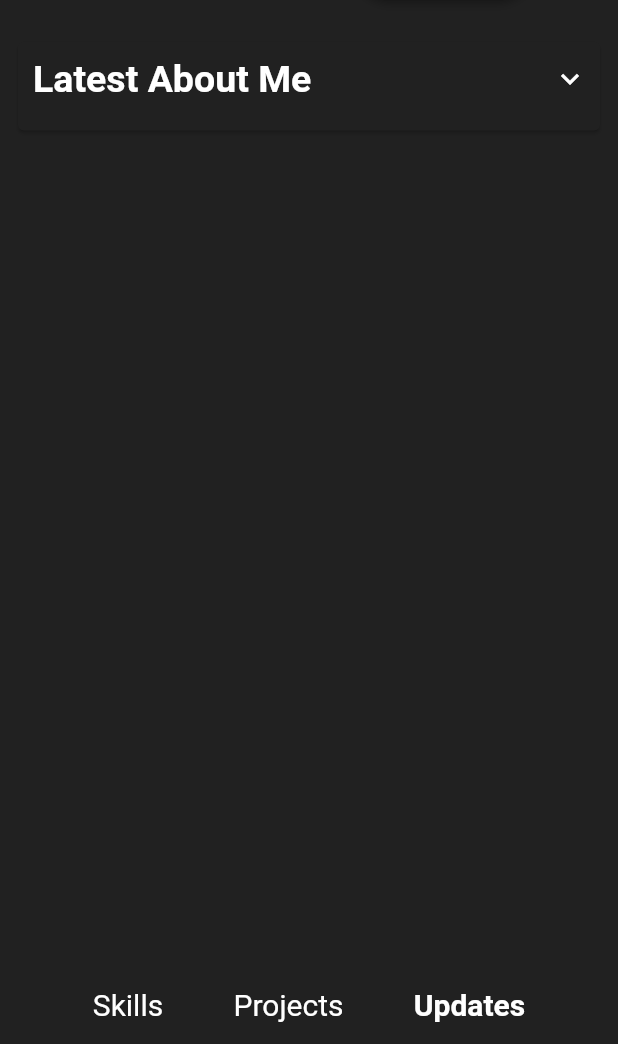
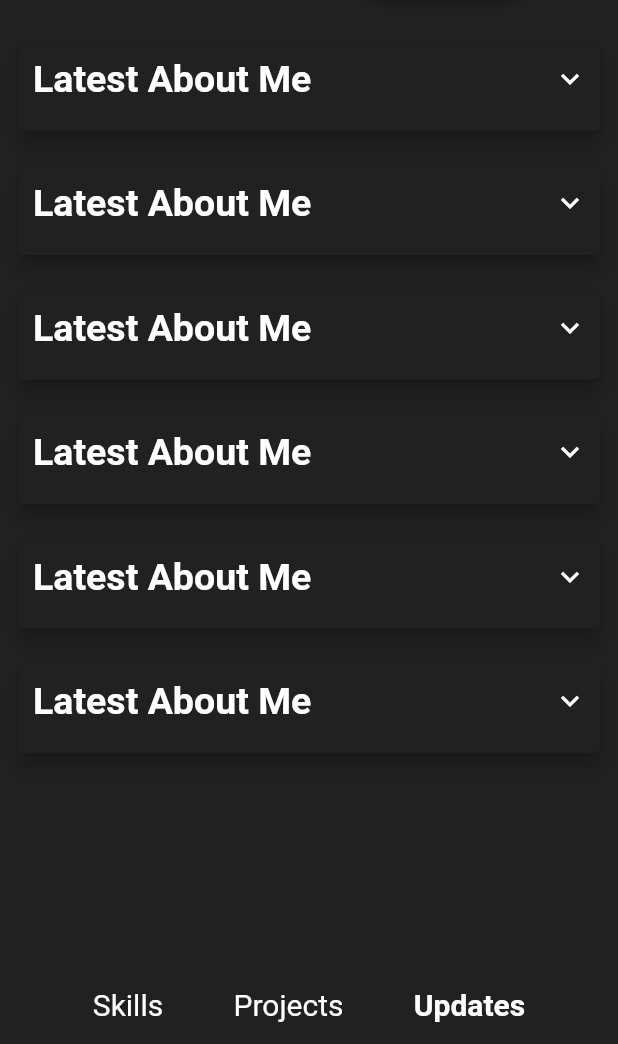
Before and after one commit to lightningbolt047/lightning-about-pwa, a Flutter app: the AboutMe screen opened directly, item 3 of the bottom bar chosen, on a phone screen of 412 x 824 dp, the part 192-1236 px from its top. Run offline on Flutter 3.47's test engine with Material 2 defaults, Android fonts, the phone set to English and light mode, and no system bars; drawn by our look-alikes of auto_size_text, expandable; our stand-ins replace animated_text_kit, assets_audio_player, community_material_icon, flutter_animation_progress_bar, font_awesome_flutter; missing offline and left inert: animated_icon_button, clipboard, sliver_fill_remaining_box_adapter; network calls fail.

Commit message:
New animation for updates tab and reduced resource consumption

```diff
--- a/lib/screens/about_me_screen.dart
+++ b/lib/screens/about_me_screen.dart
@@ -535,7 +535,12 @@ class _ContactMeState extends State<ContactMe> with SingleTickerProviderStateMix
         SliverList(
           delegate: SliverChildListDelegate(
             [
-              MyUpdateExpandable(_lowWidth)
+              MyUpdateExpandable(_lowWidth),
+              MyUpdateExpandable(_lowWidth),
+              MyUpdateExpandable(_lowWidth),
+              MyUpdateExpandable(_lowWidth),
+              MyUpdateExpandable(_lowWidth),
+              MyUpdateExpandable(_lowWidth),
             ]
           ),
         )
--- a/lib/screens/home_screen.dart
+++ b/lib/screens/home_screen.dart
@@ -54,6 +54,7 @@ class _HomeScreenState extends State<HomeScreen> with SingleTickerProviderStateM
   @override
   void dispose() {
     _controller.dispose();
+    _sliverScrollerController.dispose();
     super.dispose();
   }
 
--- a/lib/widgets/cards.dart
+++ b/lib/widgets/cards.dart
@@ -66,6 +66,11 @@ class _GitProjectCardState extends State<GitProjectCard> with SingleTickerProvid
     _controller.forward().orCancel;
   }
 
+  @override
+  void dispose() {
+    _controller.dispose();
+    super.dispose();
+  }
 
   @override
   Widget build(BuildContext context) {
--- a/lib/widgets/my_updates_expandable.dart
+++ b/lib/widgets/my_updates_expandable.dart
@@ -4,19 +4,61 @@ import 'package:expandable/expandable.dart';
 import 'package:myresume/const.dart';
 
 
-class MyUpdateExpandable extends StatelessWidget {
+class MyUpdateExpandable extends StatefulWidget {
 
   final bool _lowWidth;
+  MyUpdateExpandable(this._lowWidth);
 
-  MyUpdateExpandable(this._lowWidth);
+  @override
+  _MyUpdateExpandableState createState() => _MyUpdateExpandableState(this._lowWidth);
+}
+
+class _MyUpdateExpandableState extends State<MyUpdateExpandable> with SingleTickerProviderStateMixin{
+  final bool _lowWidth;
+  AnimationController _animationController;
+  Animation<double> _cardScaleAnimation;
+
+  _MyUpdateExpandableState(this._lowWidth);
+
+
+
+
+  @override
+  void initState() {
+    _animationController=AnimationController(
+      vsync: this,
+      duration: Duration(milliseconds: 500)
+    );
+
+    _cardScaleAnimation=Tween<double>(
+      begin: 0.75,
+      end: 1,
+    ).animate(CurvedAnimation(
+      parent: _animationController,
+      curve: Curves.easeIn
+    ));
+
+    _animationController.forward();
+
+
+    super.initState();
+  }
+
+  @override
+  void dispose() {
+    _animationController.dispose();
+    super.dispose();
+  }
 
   @override
   Widget build(BuildContext context) {
     Size _fullSize=MediaQuery.of(context).size;
-    return Row(
+    return ScaleTransition(
+      scale: _cardScaleAnimation,
+      child: Row(
         children: [
           SizedBox(
-          width: _lowWidth?0:_fullSize.width*0.2,
+            width: _lowWidth?0:_fullSize.width*0.15,
           ),
           Expanded(
             child: ExpandableNotifier(
@@ -24,6 +66,7 @@ class MyUpdateExpandable extends StatelessWidget {
                   padding: EdgeInsets.all(8),
                   child: Card(
                     color: kFinalScaffoldColor,
+                    elevation: 5,
                     child: Column(
                       children: [
                         ScrollOnExpand(
@@ -63,9 +106,10 @@ class MyUpdateExpandable extends StatelessWidget {
             ),
           ),
           SizedBox(
-          width: _lowWidth?0:_fullSize.width*0.2,
+            width: _lowWidth?0:_fullSize.width*0.15,
           )
         ],
+      ),
     );
   }
 }
```
Also changed, not shown: 1 other file. Lines whose indentation alone changed are shown as unchanged.
